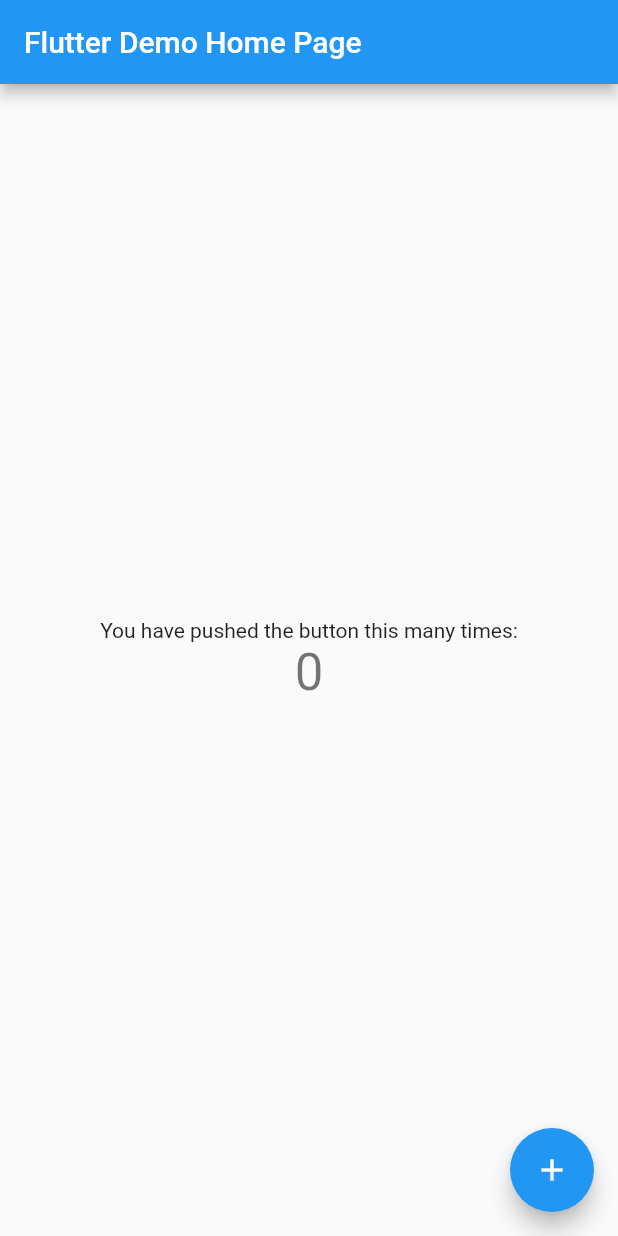
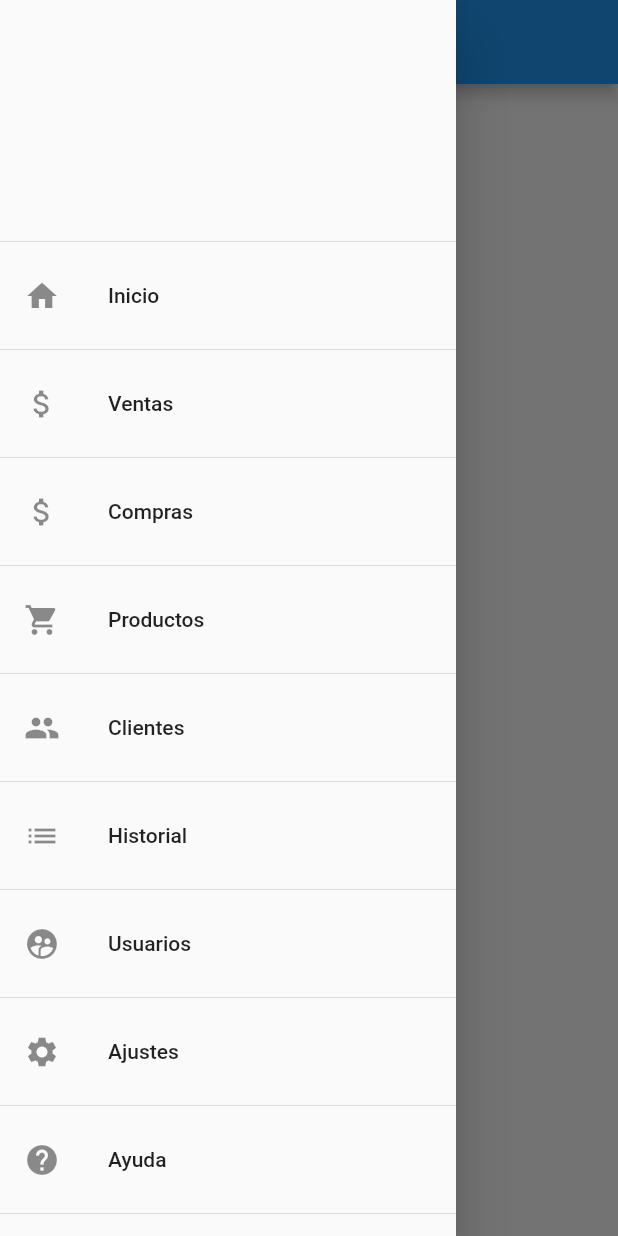
Before and after one commit to carlosmoran97/ApiAplicacionParaGestionVentas, a Flutter app: the screen it shows after launch, with the side drawer open (before the commit the screen has no drawer), on a phone screen of 412 x 824 dp. Run offline on Flutter 3.47's test engine with Material 2 defaults, Android fonts, the phone set to English and light mode, and no system bars.

Commit message:
app drawer and blank products and home pages

```diff
--- a/flutter_client/lib/main.dart
+++ b/flutter_client/lib/main.dart
@@ -1,6 +1,9 @@
 import 'package:flutter/material.dart';
+import 'package:flutter_client/ui/app/app_home_page.dart';
+import 'package:flutter_client/ui/products/products_screen.dart';
 
-void main() {
+Future<void> main() async {
+  WidgetsFlutterBinding.ensureInitialized();
   runApp(MyApp());
 }
 
@@ -10,108 +13,15 @@
   Widget build(BuildContext context) {
     return MaterialApp(
       title: 'Flutter Demo',
+      debugShowCheckedModeBanner: false,
       theme: ThemeData(
-        // This is the theme of your application.
-        //
-        // Try running your application with "flutter run". You'll see the
-        // application has a blue toolbar. Then, without quitting the app, try
-        // changing the primarySwatch below to Colors.green and then invoke
-        // "hot reload" (press "r" in the console where you ran "flutter run",
-        // or simply save your changes to "hot reload" in a Flutter IDE).
-        // Notice that the counter didn't reset back to zero; the application
-        // is not restarted.
         primarySwatch: Colors.blue,
-        // This makes the visual density adapt to the platform that you run
-        // the app on. For desktop platforms, the controls will be smaller and
-        // closer together (more dense) than on mobile platforms.
         visualDensity: VisualDensity.adaptivePlatformDensity,
       ),
-      home: MyHomePage(title: 'Flutter Demo Home Page'),
+      routes: {
+        '/': (BuildContext context) => AppHomePage(),
+        '/products': (BuildContext context) => ProductsScreen()
+      },
     );
   }
 }
-
-class MyHomePage extends StatefulWidget {
-  MyHomePage({Key key, this.title}) : super(key: key);
-
-  // This widget is the home page of your application. It is stateful, meaning
-  // that it has a State object (defined below) that contains fields that affect
-  // how it looks.
-
-  // This class is the configuration for the state. It holds the values (in this
-  // case the title) provided by the parent (in this case the App widget) and
-  // used by the build method of the State. Fields in a Widget subclass are
-  // always marked "final".
-
-  final String title;
-
-  @override
-  _MyHomePageState createState() => _MyHomePageState();
-}
-
-class _MyHomePageState extends State<MyHomePage> {
-  int _counter = 0;
-
-  void _incrementCounter() {
-    setState(() {
-      // This call to setState tells the Flutter framework that something has
-      // changed in this State, which causes it to rerun the build method below
-      // so that the display can reflect the updated values. If we changed
-      // _counter without calling setState(), then the build method would not be
-      // called again, and so nothing would appear to happen.
-      _counter++;
-    });
-  }
-
-  @override
-  Widget build(BuildContext context) {
-    // This method is rerun every time setState is called, for instance as done
-    // by the _incrementCounter method above.
-    //
-    // The Flutter framework has been optimized to make rerunning build methods
-    // fast, so that you can just rebuild anything that needs updating rather
-    // than having to individually change instances of widgets.
-    return Scaffold(
-      appBar: AppBar(
-        // Here we take the value from the MyHomePage object that was created by
-        // the App.build method, and use it to set our appbar title.
-        title: Text(widget.title),
-      ),
-      body: Center(
-        // Center is a layout widget. It takes a single child and positions it
-        // in the middle of the parent.
-        child: Column(
-          // Column is also a layout widget. It takes a list of children and
-          // arranges them vertically. By default, it sizes itself to fit its
-          // children horizontally, and tries to be as tall as its parent.
-          //
-          // Invoke "debug painting" (press "p" in the console, choose the
-          // "Toggle Debug Paint" action from the Flutter Inspector in Android
-          // Studio, or the "Toggle Debug Paint" command in Visual Studio Code)
-          // to see the wireframe for each widget.
-          //
-          // Column has various properties to control how it sizes itself and
-          // how it positions its children. Here we use mainAxisAlignment to
-          // center the children vertically; the main axis here is the vertical
-          // axis because Columns are vertical (the cross axis would be
-          // horizontal).
-          mainAxisAlignment: MainAxisAlignment.center,
-          children: <Widget>[
-            Text(
-              'You have pushed the button this many times:',
-            ),
-            Text(
-              '$_counter',
-              style: Theme.of(context).textTheme.headline4,
-            ),
-          ],
-        ),
-      ),
-      floatingActionButton: FloatingActionButton(
-        onPressed: _incrementCounter,
-        tooltip: 'Increment',
-        child: Icon(Icons.add),
-      ), // This trailing comma makes auto-formatting nicer for build methods.
-    );
-  }
-}
--- /dev/null
+++ b/flutter_client/lib/ui/app/app_drawer.dart
@@ -0,0 +1,71 @@
+import 'package:flutter/material.dart';
+
+class AppDrawer extends StatelessWidget {
+  @override
+  Widget build(BuildContext context) {
+    return Drawer(
+      child: ListView(
+        padding: EdgeInsets.all(0),
+        children: [
+          DrawerHeader(
+            child: Container(),
+          ),
+          ListTile(
+            title: Text('Inicio'),
+            leading: Icon(Icons.home),
+            onTap: () => Navigator.of(context).pushReplacementNamed('/'),
+          ),
+          Divider(),
+          ListTile(
+            title: Text('Ventas'),
+            leading: Icon(Icons.attach_money),
+            onTap: () {},
+          ),
+          Divider(),
+          ListTile(
+            title: Text('Compras'),
+            leading: Icon(Icons.attach_money),
+            onTap: () {},
+          ),
+          Divider(),
+          ListTile(
+            title: Text('Productos'),
+            leading: Icon(Icons.shopping_cart),
+            onTap: () => Navigator.of(context).pushReplacementNamed('/products'),
+          ),
+          Divider(),
+          ListTile(
+            title: Text('Clientes'),
+            leading: Icon(Icons.people),
+            onTap: () {},
+          ),
+          Divider(),
+          ListTile(
+            title: Text('Historial'),
+            leading: Icon(Icons.list),
+            onTap: () {},
+          ),
+          Divider(),
+          ListTile(
+            title: Text('Usuarios'),
+            leading: Icon(Icons.supervised_user_circle),
+            onTap: () {},
+          ),
+          Divider(),
+          ListTile(
+            title: Text('Ajustes'),
+            leading: Icon(Icons.settings),
+            onTap: () {},
+          ),
+          Divider(),
+          ListTile(
+            title: Text('Ayuda'),
+            leading: Icon(Icons.help),
+            onTap: () {},
+          ),
+          Divider(),
+        ],
+      ),
+    );
+  }
+}
--- /dev/null
+++ b/flutter_client/lib/ui/app/app_home_page.dart
@@ -0,0 +1,14 @@
+import 'package:flutter/material.dart';
+import 'package:flutter_client/ui/app/app_drawer.dart';
+
+class AppHomePage extends StatelessWidget {
+  @override
+  Widget build(BuildContext context) {
+    return Scaffold(
+      appBar: AppBar(
+        title: Text('Inicio'),
+      ),
+      drawer: AppDrawer(),
+    );
+  }
+}
--- /dev/null
+++ b/flutter_client/lib/ui/products/products_screen.dart
@@ -0,0 +1,12 @@
+import 'package:flutter/material.dart';
+import 'package:flutter_client/ui/app/app_drawer.dart';
+
+class ProductsScreen extends StatelessWidget {
+  @override
+  Widget build(BuildContext context) {
+    return Scaffold(
+      appBar: AppBar(title: Text('Productos'),),
+      drawer: AppDrawer(),
+    );
+  }
+}
```
Also changed, not shown: 5 other files.
